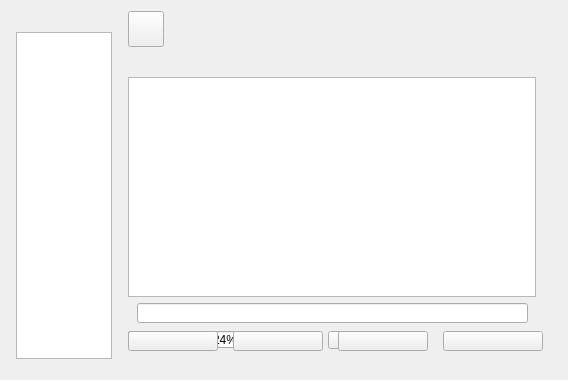
Above: ui/confw.ui from UbuntuKylin/kylin-software-center before the change. Below: the same form after it.
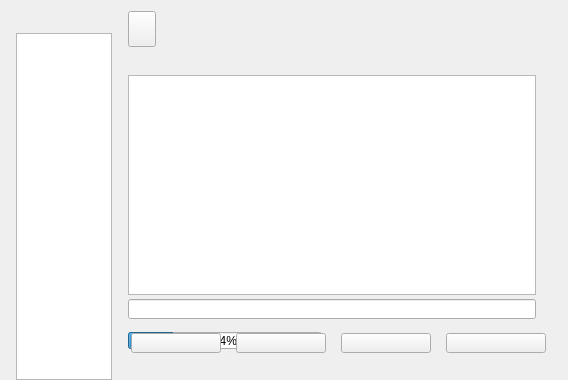
That is the form after the change.

```diff
--- a/ui/confw.ui
+++ b/ui/confw.ui
@@ -17,26 +17,26 @@
    <property name="geometry">
     <rect>
      <x>16</x>
-     <y>32</y>
+     <y>33</y>
      <width>96</width>
-     <height>327</height>
+     <height>347</height>
     </rect>
    </property>
   </widget>
   <widget class="QWidget" name="sourceWidget" native="true">
    <property name="geometry">
     <rect>
-     <x>112</x>
-     <y>11</y>
+     <x>128</x>
+     <y>47</y>
      <width>440</width>
-     <height>348</height>
+     <height>333</height>
     </rect>
    </property>
    <widget class="QListWidget" name="sourceListWidget">
     <property name="geometry">
      <rect>
-      <x>16</x>
-      <y>66</y>
+      <x>0</x>
+      <y>28</y>
       <width>408</width>
       <height>220</height>
      </rect>
@@ -45,8 +45,8 @@
    <widget class="QPushButton" name="btnUpdate">
     <property name="geometry">
      <rect>
-      <x>121</x>
-      <y>320</y>
+      <x>108</x>
+      <y>286</y>
       <width>90</width>
       <height>20</height>
      </rect>
@@ -58,8 +58,8 @@
    <widget class="QPushButton" name="btnAdd">
     <property name="geometry">
      <rect>
-      <x>16</x>
-      <y>320</y>
+      <x>3</x>
+      <y>286</y>
       <width>90</width>
       <height>20</height>
      </rect>
@@ -71,8 +71,8 @@
    <widget class="QPushButton" name="btnReset">
     <property name="geometry">
      <rect>
-      <x>226</x>
-      <y>320</y>
+      <x>213</x>
+      <y>286</y>
       <width>90</width>
       <height>20</height>
      </rect>
@@ -113,9 +113,9 @@
    <widget class="QLineEdit" name="lesource">
     <property name="geometry">
      <rect>
-      <x>25</x>
-      <y>292</y>
-      <width>391</width>
+      <x>0</x>
+      <y>252</y>
+      <width>408</width>
       <height>20</height>
      </rect>
     </property>
@@ -123,8 +123,8 @@
    <widget class="QPushButton" name="cbhideubuntu">
     <property name="geometry">
      <rect>
-      <x>331</x>
-      <y>320</y>
+      <x>318</x>
+      <y>286</y>
       <width>100</width>
       <height>20</height>
      </rect>
@@ -136,17 +136,17 @@
    <widget class="QWidget" name="processwidget" native="true">
     <property name="geometry">
      <rect>
-      <x>16</x>
-      <y>320</y>
-      <width>231</width>
-      <height>20</height>
+      <x>0</x>
+      <y>283</y>
+      <width>271</width>
+      <height>31</height>
      </rect>
     </property>
     <widget class="QPushButton" name="btnCancel">
      <property name="geometry">
       <rect>
-       <x>200</x>
-       <y>0</y>
+       <x>250</x>
+       <y>3</y>
        <width>18</width>
        <height>18</height>
       </rect>
@@ -159,7 +159,7 @@
      <property name="geometry">
       <rect>
        <x>0</x>
-       <y>0</y>
+       <y>2</y>
        <width>194</width>
        <height>17</height>
       </rect>
@@ -172,37 +172,14 @@
    <widget class="QLabel" name="label_2">
     <property name="geometry">
      <rect>
-      <x>110</x>
-      <y>324</y>
-      <width>1</width>
-      <height>12</height>
+      <x>0</x>
+      <y>20</y>
+      <width>408</width>
+      <height>1</height>
      </rect>
     </property>
-    <property name="text">
-     <string/>
-    </property>
-   </widget>
-   <widget class="QLabel" name="label_3">
-    <property name="geometry">
-     <rect>
-      <x>215</x>
-      <y>324</y>
-      <width>1</width>
-      <height>12</height>
-     </rect>
-    </property>
-    <property name="text">
-     <string/>
-    </property>
-   </widget>
-   <widget class="QLabel" name="label_4">
-    <property name="geometry">
-     <rect>
-      <x>320</x>
-      <y>324</y>
-      <width>1</width>
-      <height>12</height>
-     </rect>
+    <property name="styleSheet">
+     <string notr="true"/>
     </property>
     <property name="text">
      <string/>
@@ -239,7 +216,7 @@
     <rect>
      <x>128</x>
      <y>11</y>
-     <width>36</width>
+     <width>28</width>
      <height>36</height>
     </rect>
    </property>
```
Left out of the diff: 28 changed lines with no effect on the pictures.
